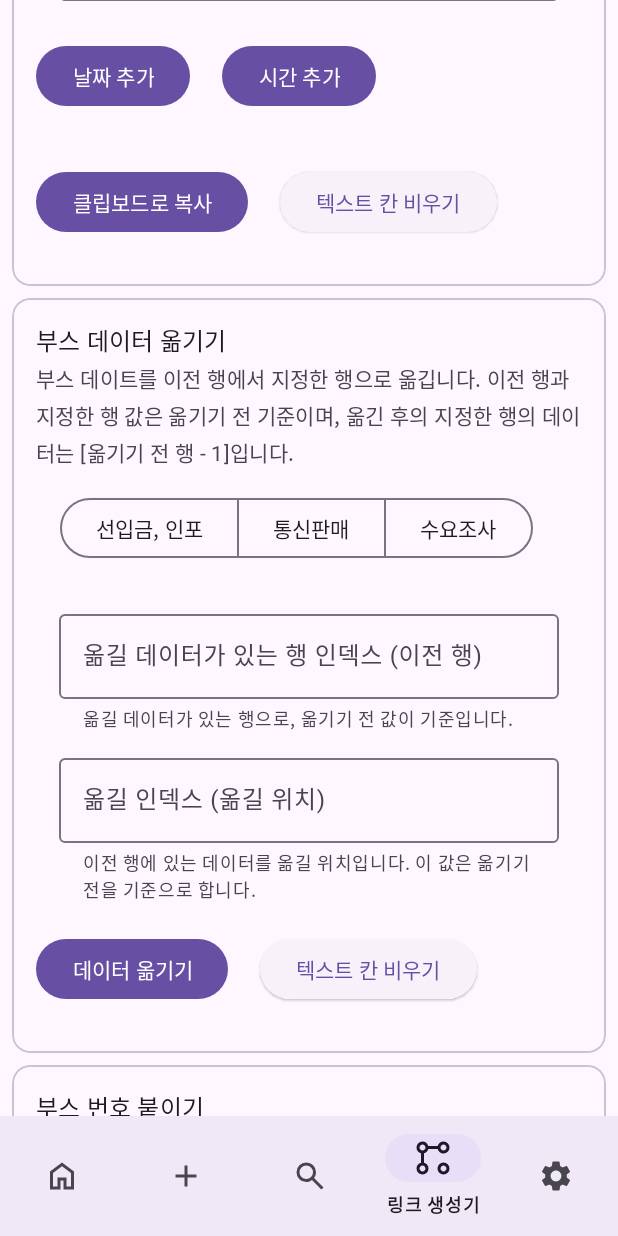
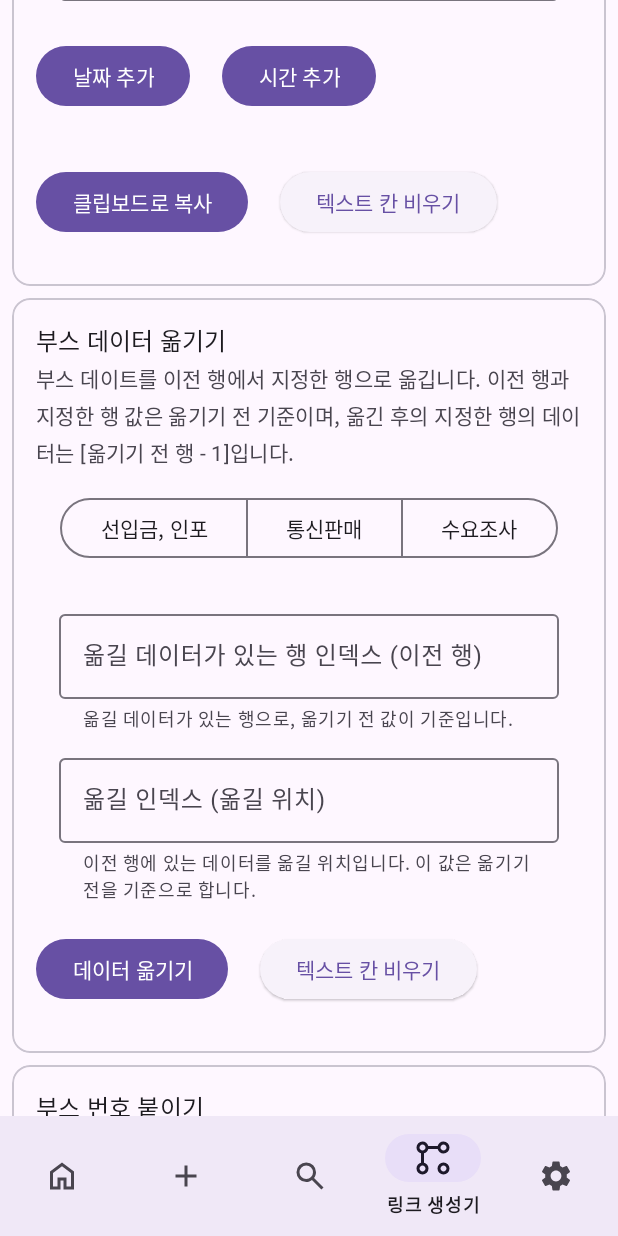
Before and after one commit to MinePacu/BoothListManager_ForAndroid, an Android app: the HyperLinkGeneratorFragment screen opened through its navigation route, scrolled down 1562 dp, on a phone screen of 412 x 824 dp. Run offline under Robolectric (Android 15) with nearby library versions, the phone set to English and light mode, and no system bars; our stand-ins replace navigation-ui; libraries missing offline, so code that uses them is left out: com.chaquo.python; 6 statements that could not run were skipped.

Commit message:
시트 타입 선택기 UI 수정
- fragment_addbooth.xml, fragment_hyperlinkgenerator.xml: 시트 타입 선택기가 화면 크기에 따라 자동으로 변경되도록 수정

```diff
--- a/app/src/main/res/layout/fragment_hyperlinkgenerator.xml
+++ b/app/src/main/res/layout/fragment_hyperlinkgenerator.xml
@@ -543,22 +543,25 @@
                     <Button
                         style="?attr/materialButtonOutlinedStyle"
                         android:id="@+id/preorderButton_movingData"
-                        android:layout_width="wrap_content"
+                        android:layout_width="0dp"
                         android:layout_height="wrap_content"
+                        android:layout_weight="1.2"
                         android:text="선입금, 인포"
                         />
                     <Button
                         style="?attr/materialButtonOutlinedStyle"
                         android:id="@+id/maIlorderButton_movingData"
-                        android:layout_width="wrap_content"
+                        android:layout_width="0dp"
                         android:layout_height="wrap_content"
+                        android:layout_weight="1"
                         android:text="통신판매"
                         />
                     <Button
                         style="?attr/materialButtonOutlinedStyle"
                         android:id="@+id/graspingdemandButton_movingData"
-                        android:layout_width="wrap_content"
+                        android:layout_width="0dp"
                         android:layout_height="wrap_content"
+                        android:layout_weight="1"
                         android:text="수요조사"
                         />
                 </com.google.android.material.button.MaterialButtonToggleGroup>
@@ -683,22 +686,25 @@
                     <Button
                         style="?attr/materialButtonOutlinedStyle"
                         android:id="@+id/preorderButton_putBoothNumber"
-                        android:layout_width="wrap_content"
+                        android:layout_width="0dp"
                         android:layout_height="wrap_content"
+                        android:layout_weight="1.2"
                         android:text="선입금, 인포"
                         />
                     <Button
                         style="?attr/materialButtonOutlinedStyle"
                         android:id="@+id/maIlorderButton_putBoothNumber"
-                        android:layout_width="wrap_content"
+                        android:layout_width="0dp"
                         android:layout_height="wrap_content"
+                        android:layout_weight="1"
                         android:text="통신판매"
                         />
                     <Button
                         style="?attr/materialButtonOutlinedStyle"
                         android:id="@+id/graspingdemandButton_putBoothNumber"
-                        android:layout_width="wrap_content"
+                        android:layout_width="0dp"
                         android:layout_height="wrap_content"
+                        android:layout_weight="1"
                         android:text="수요조사"
                         />
                 </com.google.android.material.button.MaterialButtonToggleGroup>
```
Also changed, not shown: app/src/main/res/layout/fragment_addbooth.xml (+6 -3 lines).
